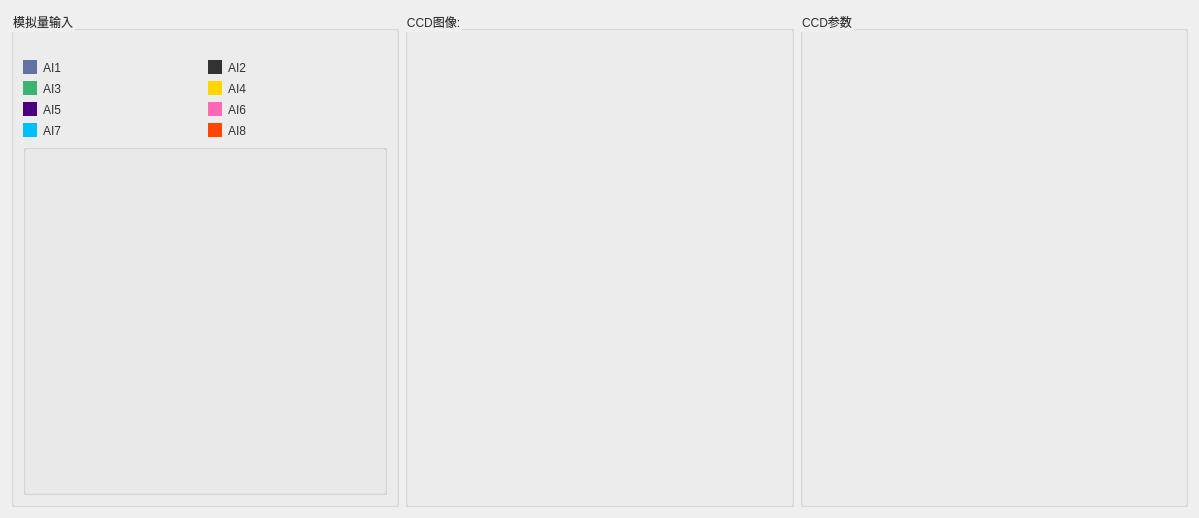
This is new_thu/UI/Cardpage/AIO_CCD_Table.ui in mihudaner/THU as Qt 5 draws it before an edit. The edited form follows.
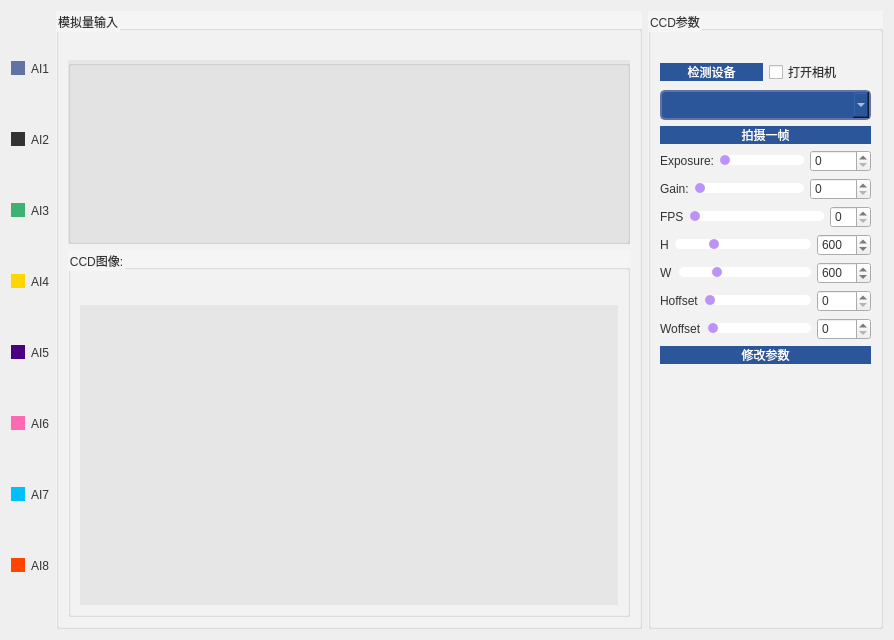
This is the edited form. Icons and pictures are not drawn.

```diff
--- a/new_thu/UI/Cardpage/AIO_CCD_Table.ui
+++ b/new_thu/UI/Cardpage/AIO_CCD_Table.ui
@@ -6,8 +6,8 @@
    <rect>
     <x>0</x>
     <y>0</y>
-    <width>1199</width>
-    <height>518</height>
+    <width>894</width>
+    <height>640</height>
    </rect>
   </property>
   <property name="contextMenuPolicy">
@@ -22,20 +22,6 @@
 margin: 0px;
 }
 
-QPushButton {
-    background-repeat: no-repeat;
-	border: none;
-	background-color: transparent;
-	text-align: center;
-    color: #f8f8f2;
-}
-QPushButton:hover {
-	background-color: #bd93f9;
-}
-QPushButton:pressed {
-	background-color: #ff79c6;
-	color: rgb(255, 255, 255);
-}
 
 QWidget{
 	color: #333;
@@ -253,7 +239,7 @@
 /* /////////////////////////////////////////////////////////////////////////////////////////////////
 ComboBox */
 QComboBox{
-	background-color: #6272a4;
+	background-color: rgb(43, 87, 154);
 	border-radius: 5px;
 	border: 2px solid #6272a4;
 	padding: 5px;
@@ -345,12 +331,31 @@
 QTabBar::tab {
     color: rgb(0, 0, 0);
 }
-</string>
+
+QGroupBox{
+	background-color: rgb(245, 245, 245);
+}
+
+
+QPushButton {
+	border: none;
+	background-color: transparent;
+	text-align: center;
+	background-color: rgb(43, 87, 154);
+	color: rgb(255, 255, 255);
+}
+QPushButton:hover {
+	background-color: #bd93f9;
+}
+QPushButton:pressed {
+	background-color: #ff79c6;
+	color: rgb(255, 255, 255);
+}</string>
   </property>
-  <layout class="QHBoxLayout" name="horizontalLayout" stretch="1,1,1">
+  <layout class="QHBoxLayout" name="horizontalLayout" stretch="1,0">
    <item>
-    <layout class="QGridLayout" name="gridLayout_3" rowstretch="0" columnstretch="1">
-     <item row="0" column="0">
+    <layout class="QGridLayout" name="gridLayout_3" rowstretch="0" columnstretch="0,0">
+     <item row="0" column="1">
       <widget class="QGroupBox" name="groupBox_6">
        <property name="sizePolicy">
         <sizepolicy hsizetype="Expanding" vsizetype="Expanding">
@@ -361,7 +366,7 @@
        <property name="title">
         <string>模拟量输入</string>
        </property>
-       <layout class="QVBoxLayout" name="verticalLayout" stretch="0,0,1">
+       <layout class="QVBoxLayout" name="verticalLayout" stretch="0,1,2">
         <item>
          <widget class="QLabel" name="label_2">
           <property name="text">
@@ -369,169 +374,499 @@
           </property>
          </widget>
         </item>
-        <item>
-         <layout class="QGridLayout" name="gridLayout">
-          <item row="3" column="0">
-           <widget class="QCheckBox" name="checkBox_7">
-            <property name="styleSheet">
-             <string notr="true">QCheckBox::indicator:checked {
-    background-color: rgb(0, 191, 255); /* 选中状态背景色 */
-}</string>
-            </property>
-            <property name="text">
-             <string>AI7</string>
-            </property>
-            <property name="checked">
-             <bool>true</bool>
-            </property>
-           </widget>
-          </item>
-          <item row="3" column="1">
-           <widget class="QCheckBox" name="checkBox_8">
-            <property name="styleSheet">
-             <string notr="true">QCheckBox::indicator:checked {
-    background-color: rgb(255, 69, 0); /* 选中状态背景色 */
-}</string>
-            </property>
-            <property name="text">
-             <string>AI8</string>
-            </property>
-            <property name="checked">
-             <bool>true</bool>
-            </property>
-           </widget>
-          </item>
-          <item row="0" column="1">
-           <widget class="QCheckBox" name="checkBox_2">
-            <property name="styleSheet">
-             <string notr="true">QCheckBox::indicator:checked {
-    background-color: rgb(50, 50, 50); /* 选中状态背景色 */
-}</string>
-            </property>
-            <property name="text">
-             <string>AI2</string>
-            </property>
-            <property name="checked">
-             <bool>true</bool>
-            </property>
-           </widget>
-          </item>
-          <item row="0" column="0">
-           <widget class="QCheckBox" name="checkBox_1">
-            <property name="styleSheet">
-             <string notr="true">QCheckBox::indicator:checked {
-    background-color: rgb(98, 114, 165); /* 选中状态背景色 */
-}</string>
-            </property>
-            <property name="text">
-             <string>AI1</string>
-            </property>
-            <property name="checked">
-             <bool>true</bool>
-            </property>
-           </widget>
-          </item>
-          <item row="1" column="0">
-           <widget class="QCheckBox" name="checkBox_3">
-            <property name="styleSheet">
-             <string notr="true">QCheckBox::indicator:checked {
-    background-color: rgb(60, 179, 113); /* 选中状态背景色 */
-}</string>
-            </property>
-            <property name="text">
-             <string>AI3</string>
-            </property>
-            <property name="checked">
-             <bool>true</bool>
-            </property>
-           </widget>
-          </item>
-          <item row="1" column="1">
-           <widget class="QCheckBox" name="checkBox_4">
-            <property name="styleSheet">
-             <string notr="true">QCheckBox::indicator:checked {
-    background-color: rgb(255, 215, 0); /* 选中状态背景色 */
-}</string>
-            </property>
-            <property name="text">
-             <string>AI4</string>
-            </property>
-            <property name="checked">
-             <bool>true</bool>
-            </property>
-           </widget>
-          </item>
-          <item row="2" column="0">
-           <widget class="QCheckBox" name="checkBox_5">
-            <property name="styleSheet">
-             <string notr="true">QCheckBox::indicator:checked {
-    background-color: rgb(75, 0, 130); /* 选中状态背景色 */
-}</string>
-            </property>
-            <property name="text">
-             <string>AI5</string>
-            </property>
-            <property name="checked">
-             <bool>true</bool>
-            </property>
-           </widget>
-          </item>
-          <item row="2" column="1">
-           <widget class="QCheckBox" name="checkBox_6">
-            <property name="styleSheet">
-             <string notr="true">QCheckBox::indicator:checked {
-    background-color: rgb(255, 105, 180); /* 选中状态背景色 */
-}</string>
-            </property>
-            <property name="text">
-             <string>AI6</string>
-            </property>
-            <property name="checked">
-             <bool>true</bool>
-            </property>
-           </widget>
-          </item>
-         </layout>
-        </item>
         <item>
          <widget class="QGroupBox" name="groupBox_waveview_1">
+          <property name="sizePolicy">
+           <sizepolicy hsizetype="Preferred" vsizetype="Preferred">
+            <horstretch>0</horstretch>
+            <verstretch>0</verstretch>
+           </sizepolicy>
+          </property>
           <property name="minimumSize">
            <size>
             <width>0</width>
             <height>0</height>
            </size>
           </property>
+          <property name="styleSheet">
+           <string notr="true">background-color: rgb(230, 230, 230);</string>
+          </property>
           <property name="title">
            <string/>
           </property>
          </widget>
         </item>
+        <item>
+         <widget class="QGroupBox" name="groupBox_2">
+          <property name="title">
+           <string>CCD图像:</string>
+          </property>
+          <layout class="QVBoxLayout" name="verticalLayout_3">
+           <item>
+            <widget class="QLabel" name="label_9">
+             <property name="maximumSize">
+              <size>
+               <width>16777215</width>
+               <height>20</height>
+              </size>
+             </property>
+             <property name="text">
+              <string/>
+             </property>
+            </widget>
+           </item>
+           <item>
+            <widget class="QLabel" name="label_ccd_img">
+             <property name="styleSheet">
+              <string notr="true">background-color: rgb(230, 230, 230);</string>
+             </property>
+             <property name="text">
+              <string/>
+             </property>
+            </widget>
+           </item>
+          </layout>
+         </widget>
+        </item>
        </layout>
       </widget>
      </item>
+     <item row="0" column="0">
+      <layout class="QGridLayout" name="gridLayout">
+       <item row="4" column="0">
+        <widget class="QCheckBox" name="checkBox_5">
+         <property name="styleSheet">
+          <string notr="true">QCheckBox::indicator:checked {
+    background-color: rgb(75, 0, 130); /* 选中状态背景色 */
+}</string>
+         </property>
+         <property name="text">
+          <string>AI5</string>
+         </property>
+         <property name="checked">
+          <bool>true</bool>
+         </property>
+        </widget>
+       </item>
+       <item row="0" column="0">
+        <widget class="QCheckBox" name="checkBox_1">
+         <property name="styleSheet">
+          <string notr="true">QCheckBox::indicator:checked {
+    background-color: rgb(98, 114, 165); /* 选中状态背景色 */
+}</string>
+         </property>
+         <property name="text">
+          <string>AI1</string>
+         </property>
+         <property name="checked">
+          <bool>true</bool>
+         </property>
+        </widget>
+       </item>
+       <item row="3" column="0">
+        <widget class="QCheckBox" name="checkBox_4">
+         <property name="styleSheet">
+          <string notr="true">QCheckBox::indicator:checked {
+    background-color: rgb(255, 215, 0); /* 选中状态背景色 */
+}</string>
+         </property>
+         <property name="text">
+          <string>AI4</string>
+         </property>
+         <property name="checked">
+          <bool>true</bool>
+         </property>
+        </widget>
+       </item>
+       <item row="1" column="0">
+        <widget class="QCheckBox" name="checkBox_2">
+         <property name="styleSheet">
+          <string notr="true">QCheckBox::indicator:checked {
+    background-color: rgb(50, 50, 50); /* 选中状态背景色 */
+}</string>
+         </property>
+         <property name="text">
+          <string>AI2</string>
+         </property>
+         <property name="checked">
+          <bool>true</bool>
+         </property>
+        </widget>
+       </item>
+       <item row="6" column="0">
+        <widget class="QCheckBox" name="checkBox_7">
+         <property name="styleSheet">
+          <string notr="true">QCheckBox::indicator:checked {
+    background-color: rgb(0, 191, 255); /* 选中状态背景色 */
+}</string>
+         </property>
+         <property name="text">
+          <string>AI7</string>
+         </property>
+         <property name="checked">
+          <bool>true</bool>
+         </property>
+        </widget>
+       </item>
+       <item row="2" column="0">
+        <widget class="QCheckBox" name="checkBox_3">
+         <property name="styleSheet">
+          <string notr="true">QCheckBox::indicator:checked {
+    background-color: rgb(60, 179, 113); /* 选中状态背景色 */
+}</string>
+         </property>
+         <property name="text">
+          <string>AI3</string>
+         </property>
+         <property name="checked">
+          <bool>true</bool>
+         </property>
+        </widget>
+       </item>
+       <item row="5" column="0">
+        <widget class="QCheckBox" name="checkBox_6">
+         <property name="styleSheet">
+          <string notr="true">QCheckBox::indicator:checked {
+    background-color: rgb(255, 105, 180); /* 选中状态背景色 */
+}</string>
+         </property>
+         <property name="text">
+          <string>AI6</string>
+         </property>
+         <property name="checked">
+          <bool>true</bool>
+         </property>
+        </widget>
+       </item>
+       <item row="7" column="0">
+        <widget class="QCheckBox" name="checkBox_8">
+         <property name="styleSheet">
+          <string notr="true">QCheckBox::indicator:checked {
+    background-color: rgb(255, 69, 0); /* 选中状态背景色 */
+}</string>
+         </property>
+         <property name="text">
+          <string>AI8</string>
+         </property>
+         <property name="checked">
+          <bool>true</bool>
+         </property>
+        </widget>
+       </item>
+      </layout>
+     </item>
     </layout>
    </item>
-   <item>
-    <widget class="QGroupBox" name="groupBox_2">
-     <property name="title">
-      <string>CCD图像:</string>
-     </property>
-     <layout class="QHBoxLayout" name="horizontalLayout_7">
-      <item>
-       <widget class="QLabel" name="label">
-        <property name="text">
-         <string/>
-        </property>
-       </widget>
-      </item>
-     </layout>
-    </widget>
-   </item>
    <item>
     <widget class="QGroupBox" name="groupBox">
+     <property name="styleSheet">
+      <string notr="true"/>
+     </property>
      <property name="title">
       <string>CCD参数</string>
      </property>
+     <layout class="QVBoxLayout" name="verticalLayout_2">
+      <item>
+       <widget class="QLabel" name="label_10">
+        <property name="text">
+         <string/>
+        </property>
+       </widget>
+      </item>
+      <item>
+       <layout class="QHBoxLayout" name="horizontalLayout_5">
+        <item>
+         <widget class="QPushButton" name="btn_enum">
+          <property name="text">
+           <string>检测设备</string>
+          </property>
+         </widget>
+        </item>
+        <item>
+         <widget class="QCheckBox" name="checkBox_openccd">
+          <property name="styleSheet">
+           <string notr="true">
+
+        QCheckBox::indicator {
+            padding-top: 1px;
+            width: 40px;
+            height: 30px;
+            border: none;
+        }
+
+        QCheckBox::indicator:unchecked {
+            image: url(:/icon/check_on.png);
+        }
+
+        QCheckBox::indicator:checked {
+            image: url(:/icon/check_off.png);
+        }
+url(:/icon/check_off.png)</string>
+          </property>
+          <property name="text">
+           <string>打开相机</string>
+          </property>
+         </widget>
+        </item>
+       </layout>
+      </item>
+      <item>
+       <widget class="QComboBox" name="comboBox_ccd_device"/>
+      </item>
+      <item>
+       <widget class="QPushButton" name="btn_ccd_capture">
+        <property name="text">
+         <string>拍摄一帧</string>
+        </property>
+       </widget>
+      </item>
+      <item>
+       <layout class="QHBoxLayout" name="horizontalLayout_2">
+        <item>
+         <widget class="QLabel" name="label">
+          <property name="text">
+           <string>Exposure:</string>
+          </property>
+         </widget>
+        </item>
+        <item>
+         <widget class="QSlider" name="Slider_exposure">
+          <property name="maximum">
+           <number>10000</number>
+          </property>
+          <property name="orientation">
+           <enum>Qt::Horizontal</enum>
+          </property>
+         </widget>
+        </item>
+        <item>
+         <widget class="QSpinBox" name="spinBox_exposure">
+          <property name="maximum">
+           <number>10000</number>
+          </property>
+          <property name="singleStep">
+           <number>1</number>
+          </property>
+          <property name="value">
+           <number>0</number>
+          </property>
+         </widget>
+        </item>
+       </layout>
+      </item>
+      <item>
+       <layout class="QHBoxLayout" name="horizontalLayout_3">
+        <item>
+         <widget class="QLabel" name="label_3">
+          <property name="text">
+           <string>Gain:</string>
+          </property>
+         </widget>
+        </item>
+        <item>
+         <widget class="QSlider" name="Slider1_gain">
+          <property name="maximum">
+           <number>10000</number>
+          </property>
+          <property name="orientation">
+           <enum>Qt::Horizontal</enum>
+          </property>
+         </widget>
+        </item>
+        <item>
+         <widget class="QSpinBox" name="spinBox_gain">
+          <property name="maximum">
+           <number>10000</number>
+          </property>
+          <property name="singleStep">
+           <number>1</number>
+          </property>
+          <property name="value">
+           <number>0</number>
+          </property>
+         </widget>
+        </item>
+       </layout>
+      </item>
+      <item>
+       <layout class="QHBoxLayout" name="horizontalLayout_4">
+        <item>
+         <widget class="QLabel" name="label_4">
+          <property name="text">
+           <string>FPS</string>
+          </property>
+         </widget>
+        </item>
+        <item>
+         <widget class="QSlider" name="Slider_fps">
+          <property name="maximum">
+           <number>60</number>
+          </property>
+          <property name="orientation">
+           <enum>Qt::Horizontal</enum>
+          </property>
+         </widget>
+        </item>
+        <item>
+         <widget class="QSpinBox" name="spinBox_fps">
+          <property name="maximum">
+           <number>60</number>
+          </property>
+          <property name="singleStep">
+           <number>1</number>
+          </property>
+          <property name="value">
+           <number>0</number>
+          </property>
+         </widget>
+        </item>
+       </layout>
+      </item>
+      <item>
+       <layout class="QHBoxLayout" name="horizontalLayout_6">
+        <item>
+         <widget class="QLabel" name="label_5">
+          <property name="text">
+           <string>H</string>
+          </property>
+         </widget>
+        </item>
+        <item>
+         <widget class="QSlider" name="Slider_h">
+          <property name="maximum">
+           <number>3000</number>
+          </property>
+          <property name="value">
+           <number>800</number>
+          </property>
+          <property name="orientation">
+           <enum>Qt::Horizontal</enum>
+          </property>
+         </widget>
+        </item>
+        <item>
+         <widget class="QSpinBox" name="spinBox_ccdh">
+          <property name="maximum">
+           <number>3000</number>
+          </property>
+          <property name="value">
+           <number>600</number>
+          </property>
+         </widget>
+        </item>
+       </layout>
+      </item>
+      <item>
+       <layout class="QHBoxLayout" name="horizontalLayout_8">
+        <item>
+         <widget class="QLabel" name="label_6">
+          <property name="text">
+           <string>W</string>
+          </property>
+         </widget>
+        </item>
+        <item>
+         <widget class="QSlider" name="Slider_w">
+          <property name="maximum">
+           <number>3000</number>
+          </property>
+          <property name="value">
+           <number>800</number>
+          </property>
+          <property name="orientation">
+           <enum>Qt::Horizontal</enum>
+          </property>
+         </widget>
+        </item>
+        <item>
+         <widget class="QSpinBox" name="spinBox_ccdw">
+          <property name="maximum">
+           <number>3000</number>
+          </property>
+          <property name="value">
+           <number>600</number>
+          </property>
+         </widget>
+        </item>
+       </layout>
+      </item>
+      <item>
+       <layout class="QHBoxLayout" name="horizontalLayout_10">
+        <item>
+         <widget class="QLabel" name="label_8">
+          <property name="text">
+           <string>Hoffset</string>
+          </property>
+         </widget>
+        </item>
+        <item>
+         <widget class="QSlider" name="Slider_hoffset">
+          <property name="maximum">
+           <number>3000</number>
+          </property>
+          <property name="orientation">
+           <enum>Qt::Horizontal</enum>
+          </property>
+         </widget>
+        </item>
+        <item>
+         <widget class="QSpinBox" name="spinBox_ccd_hoffset">
+          <property name="maximum">
+           <number>3000</number>
+          </property>
+         </widget>
+        </item>
+       </layout>
+      </item>
+      <item>
+       <layout class="QHBoxLayout" name="horizontalLayout_9">
+        <item>
+         <widget class="QLabel" name="label_7">
+          <property name="text">
+           <string>Woffset</string>
+          </property>
+         </widget>
+        </item>
+        <item>
+         <widget class="QSlider" name="Slider_woffset">
+          <property name="maximum">
+           <number>3000</number>
+          </property>
+          <property name="orientation">
+           <enum>Qt::Horizontal</enum>
+          </property>
+         </widget>
+        </item>
+        <item>
+         <widget class="QSpinBox" name="spinBox_ccd_woffset">
+          <property name="maximum">
+           <number>3000</number>
+          </property>
+         </widget>
+        </item>
+       </layout>
+      </item>
+      <item>
+       <widget class="QPushButton" name="btn_setpara">
+        <property name="text">
+         <string>修改参数</string>
+        </property>
+       </widget>
+      </item>
+      <item>
+       <spacer name="verticalSpacer">
+        <property name="orientation">
+         <enum>Qt::Vertical</enum>
+        </property>
+        <property name="sizeHint" stdset="0">
+         <size>
+          <width>20</width>
+          <height>40</height>
+         </size>
+        </property>
+       </spacer>
+      </item>
+     </layout>
     </widget>
    </item>
   </layout>
```
Left out of the diff: 227 changed lines with no effect on the pictures.
